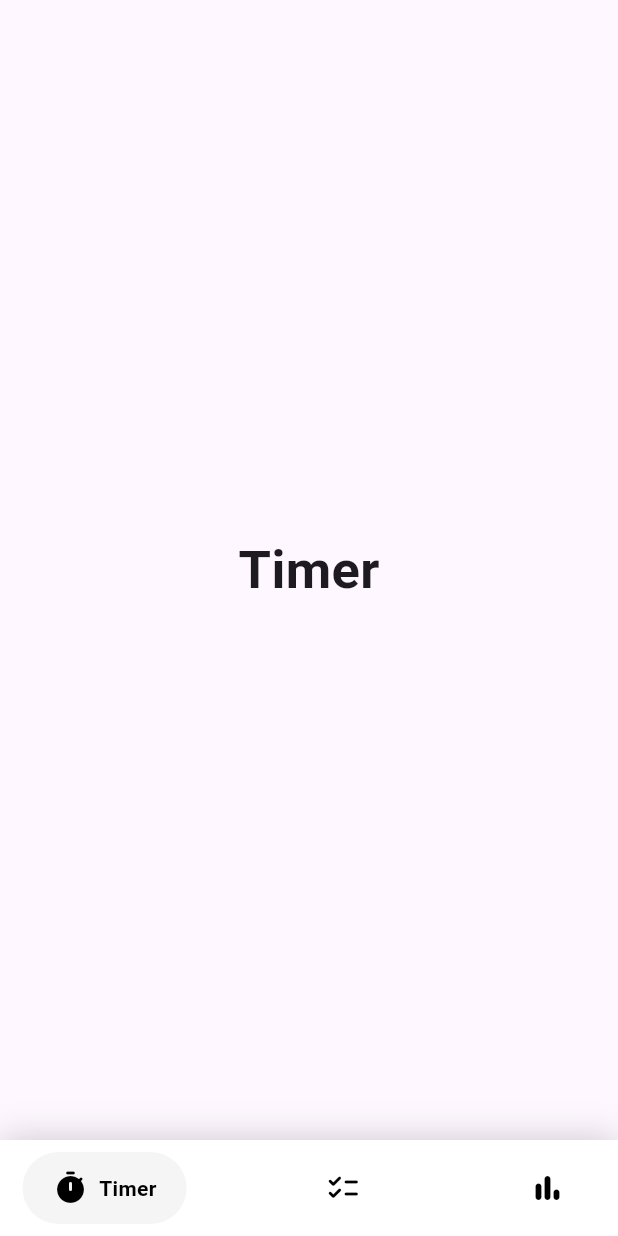
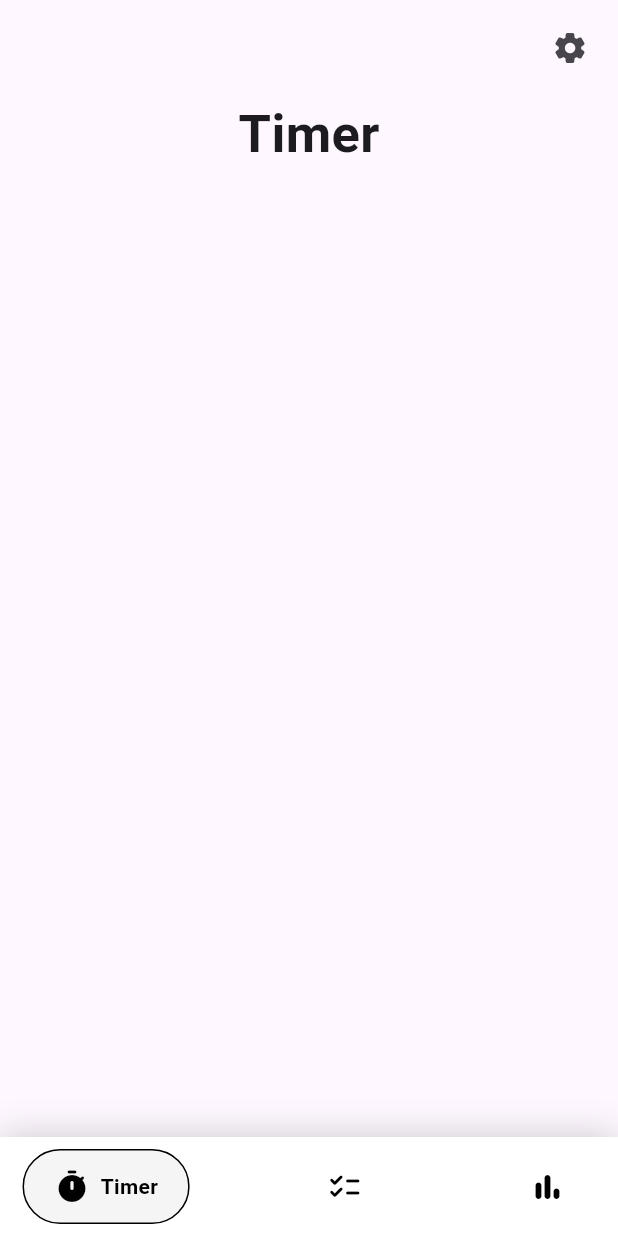
Before and after one commit to Arunhegde1231/pomato, a Flutter app: the screen it shows after launch, on a phone screen of 412 x 824 dp. Run offline on Flutter 3.47's test engine with Material 3 defaults, Android fonts, the phone set to English and light mode, and no system bars; drawn by our look-alikes of google_nav_bar.

Commit message:
added settings page

```diff
--- a/lib/main.dart
+++ b/lib/main.dart
@@ -1,11 +1,19 @@
 import 'package:flutter/material.dart';
 import 'package:google_nav_bar/google_nav_bar.dart';
+import 'settings.dart'; // Ensure this import is correct and the path is accurate.
 
 void main() {
-  runApp(MyApp());
+  runApp(const MyApp());
 }
 
-class MyApp extends StatelessWidget {
+class MyApp extends StatefulWidget {
+  const MyApp({super.key});
+
+  @override
+  State<MyApp> createState() => _MyAppState();
+}
+
+class _MyAppState extends State<MyApp> {
   @override
   Widget build(BuildContext context) {
     return MaterialApp(
@@ -20,6 +28,8 @@ class MyApp extends StatelessWidget {
 }
 
 class MyHomePage extends StatefulWidget {
+  const MyHomePage({super.key});
+
   @override
   _MyHomePageState createState() => _MyHomePageState();
 }
@@ -45,8 +55,26 @@ class _MyHomePageState extends State<MyHomePage> {
   @override
   Widget build(BuildContext context) {
     return Scaffold(
-        body: Center(
-          child: _widgetOptions.elementAt(_selectedIndex),
+      body: SafeArea(
+        child: Column(children: [
+          Padding(
+            padding: const EdgeInsets.all(8.0),
+            child: Container(
+              alignment: Alignment.topRight,
+              child: IconButton(
+                onPressed: () {
+                  Navigator.push(
+                    context,
+                    MaterialPageRoute(builder: (context) => const SettingsPage()),
+                  );
+                },
+                icon: const Icon(Icons.settings_rounded),
+              ),
+            ),
+          ),
+          const SizedBox(width: 8.0),
+          _widgetOptions.elementAt(_selectedIndex),
+        ]),
       ),
       bottomNavigationBar: Container(
         decoration: BoxDecoration(color: Colors.white, boxShadow: [
@@ -56,6 +84,8 @@ class _MyHomePageState extends State<MyHomePage> {
           child: Padding(
             padding: const EdgeInsets.symmetric(horizontal: 15, vertical: 8),
             child: GNav(
+              tabActiveBorder:
+                  Border.all(style: BorderStyle.solid, color: Colors.black),
               rippleColor: Colors.grey[300]!,
               hoverColor: Colors.grey[200]!,
               gap: 7,
@@ -76,7 +106,7 @@ class _MyHomePageState extends State<MyHomePage> {
                 ),
                 GButton(
                   icon: Icons.bar_chart_rounded,
-                  text: 'Tasks',
+                  text: 'Stats',
                 )
               ],
               selectedIndex: _selectedIndex,
@@ -86,7 +116,9 @@ class _MyHomePageState extends State<MyHomePage> {
                 });
               },
             ),
-          )),
-        ));
+          ),
+        ),
+      ),
+    );
   }
 }
```
Also changed, not shown: lib/settings.dart (added, +20 -0 lines), 1 other file. Lines whose indentation alone changed are shown as unchanged.
